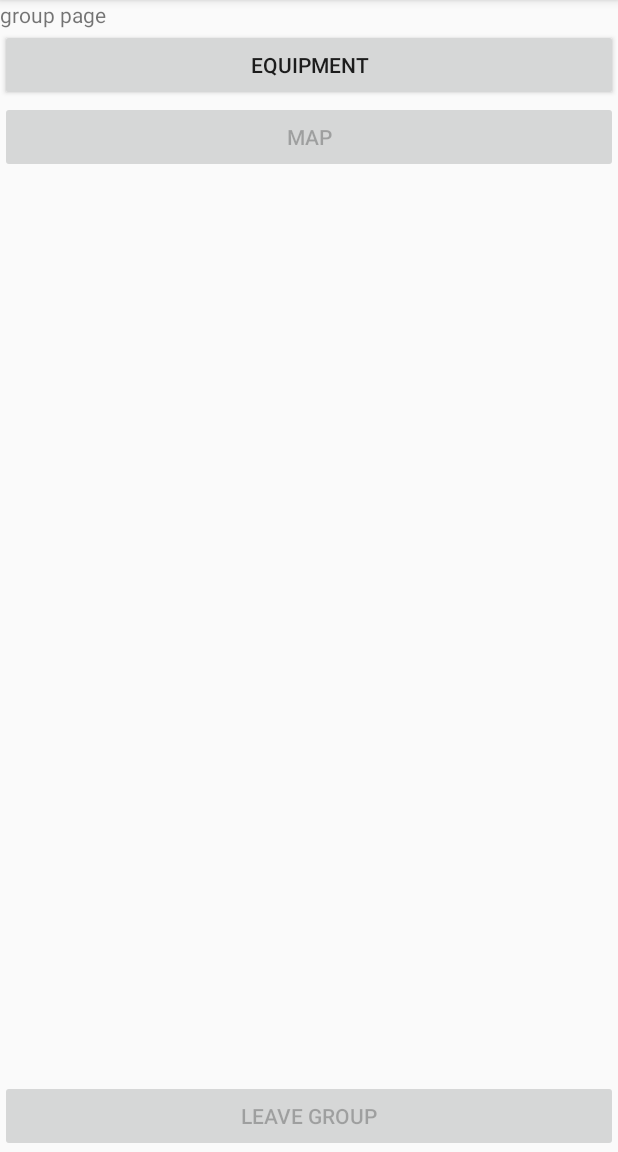
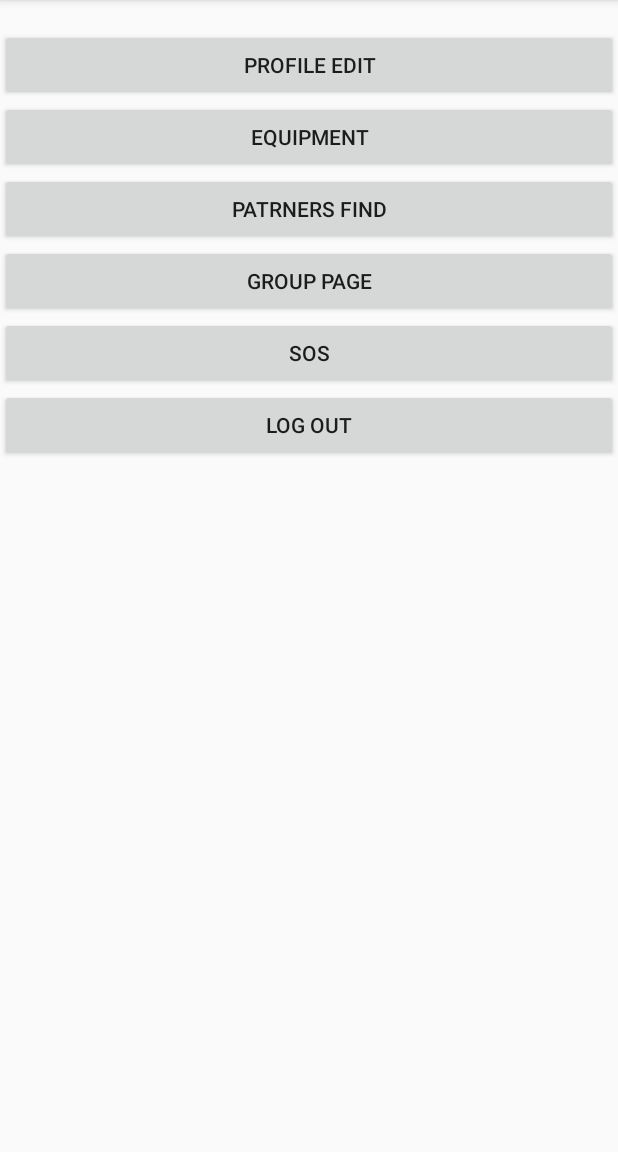
Before and after one commit to guybloo/Apoc, an Android app: the screen it shows after launch once a user with an empty profile is signed in (GroupPage before the commit, UserMenu after it), on a phone screen of 412 x 824 dp, the part 84-1236 px from its top. Run offline under Robolectric (Android 15) with nearby library versions, the phone set to English and light mode, and no system bars; our stand-ins replace Firebase (no records; nobody signed in at launch, a user with empty details on screens opened directly); 7 statements that could not run were skipped.

Commit message:
menu activity, search by status, profile edit and etc..

```diff
--- a/app/src/main/java/com/example/apoc/DB/DBWrapper.java
+++ b/app/src/main/java/com/example/apoc/DB/DBWrapper.java
@@ -57,7 +57,7 @@ public class DBWrapper {
 //        return wrapper;
 //    }
 
-    public void loadItemByIdFromDB(String id) {
+    public void loadItemByIdFromDB(final String id) {
         items.clear();
         db.collection(docName).whereEqualTo(ID, id)
                 .get()
@@ -67,7 +67,7 @@ public class DBWrapper {
                         if (task.isSuccessful()) {
                             for (QueryDocumentSnapshot document : task.getResult()) {
                                 Map<String, Object> item = document.getData();
-                                items.put(String.valueOf(item.get(ID)), parseItem(item));
+                                items.put(id, parseItem(item));
                             }
                             notifyGetSpecific();
                             android.util.Log.println(Log.INFO, "list size", String.valueOf(items.size()));
--- a/app/src/main/java/com/example/apoc/GroupPage.java
+++ b/app/src/main/java/com/example/apoc/GroupPage.java
@@ -25,6 +25,7 @@ import java.util.ArrayList;
 
 public class GroupPage extends AppCompatActivity {
 
+    private final int IMAGE_SIZE = 100;
     public static String USER = "user";
     private User user;
     private Group group;
@@ -117,6 +118,7 @@ public class GroupPage extends AppCompatActivity {
             groupies.add(groupie);
             if (!groupie.getId().equals(user.getId())) {
                 final GroupUserDisplay userDisplay = new GroupUserDisplay(user, groupie, group, this);
+                userDisplay.setImageSize(IMAGE_SIZE);
                 userDisplays.add(userDisplay);
                 userDisplay.addView(grid);
                 userDisplay.setOnDeleteListener(new GroupUserDisplay.onDeleteListener() {
--- a/app/src/main/java/com/example/apoc/MainActivity.java
+++ b/app/src/main/java/com/example/apoc/MainActivity.java
@@ -9,29 +9,15 @@ import android.content.Context;
 import android.content.Intent;
 import android.content.SharedPreferences;
 import android.os.Bundle;
-import android.os.Parcelable;
 import android.preference.PreferenceManager;
-import android.widget.ImageView;
 
-import com.example.apoc.DB.DBItem;
 import com.example.apoc.DB.DBWrapper;
-import com.example.apoc.DB.GroupsDB;
-import com.example.apoc.DB.ItemsDB;
 import com.example.apoc.DB.UsersDB;
-import com.example.apoc.Storage.ImagesDB;
 import com.example.apoc.location.LocationTracker;
-import com.example.apoc.types.Fears;
-import com.example.apoc.types.Group;
-import com.example.apoc.types.Item;
-import com.example.apoc.types.ItemCount;
 import com.example.apoc.types.Navigation;
 import com.example.apoc.types.User;
 import com.google.firebase.auth.FirebaseAuth;
 import com.google.firebase.auth.FirebaseUser;
-
-import java.util.ArrayList;
-import java.util.HashMap;
-import java.util.Map;
 
 public class MainActivity extends AppCompatActivity {
 
@@ -53,114 +39,43 @@ public class MainActivity extends AppCompatActivity {
         setContentView(R.layout.activity_main);
         context = this;
 
-//        FirebaseAuth.getInstance().signOut();
-
-
         location = new LocationTracker(this);
         sp = PreferenceManager.getDefaultSharedPreferences(this.getApplicationContext());
+
+        openPage();
+    }
+
+    private void openPage(){
         firebaseUser = FirebaseAuth.getInstance().getCurrentUser();
 
         if (firebaseUser != null) {
 
             final UsersDB udb = new UsersDB();
-            udb.getAllItems();
-//            udb.loadItemByIdFromDB(firebaseUser.getEmail());
+//            udb.getAllItems();
+            udb.loadItemByIdFromDB(firebaseUser.getEmail());
 
             udb.setDataChangeListener(new DBWrapper.OnDataChangeListener() {
                 @Override
                 public void onGetAll() {
-//                    HashMap<Fears, Double> vals = new HashMap<>();
-//                    for(Fears fears : Fears.values()){
-//                        vals.put(fears,1.0);
-//                    }
-//                    ItemsDB idb = new ItemsDB();
-//                    for( int i = 0; i < 10; i++)
-//                    {
-//                        Item item = new Item(String.valueOf(i),vals);
-//                        idb.addItem(item);
-//                    }
-                    user = (User)udb.getItemById(firebaseUser.getEmail());
-//                    Navigation.openPartnersFind(context, user);
-//                    Navigation.openProfileEdit(context,user);
-//                    Navigation.openItemsEdit(context,false, user,null,null);
-
-                    Navigation.openGroupPage(context, user);
-
-//                    ArrayList<Fears> fears = new ArrayList<>();
-//                    fears.add(Fears.Hurricane);
-//                    fears.add(Fears.Zombies);
-//                    Group group = new Group("we", user.getId(),fears);
-//                    for(DBItem item : new ArrayList<>(udb.getItems().values())){
-//                        group.addMember((User)item);
-//                    }
-//                    GroupsDB db = new GroupsDB();
-//                    db.addItem(group);
-
-
                 }
 
                 @Override
                 public void onGetSpecific() {
-                    user = (User) udb.getItemById(firebaseUser.getEmail());
-                    Navigation.openProfileEdit(context, user);
+                    user = (User)udb.getItemById(firebaseUser.getEmail());
+                    Navigation.openMenu(context, user);
 
                 }
             });
 
         } else {
             Navigation.openRegistration(context);
-
         }
     }
-
     @Override
     public void onActivityResult(int requestCode, int resultCode, Intent data) {
         super.onActivityResult(requestCode, resultCode, data);
-        switch (requestCode) {
-            case (Navigation.REGISTERATION_CODE): {
-                if (resultCode == Activity.RESULT_OK) {
-                    final UsersDB udb = new UsersDB();
-//            udb.getAllItems();
-                    firebaseUser = FirebaseAuth.getInstance().getCurrentUser();
-                    udb.loadItemByIdFromDB(firebaseUser.getEmail());
 
-                    udb.setDataChangeListener(new DBWrapper.OnDataChangeListener() {
-                        @Override
-                        public void onGetAll() {
-
-                        }
-
-                        @Override
-                        public void onGetSpecific() {
-                            user = (User) udb.getItemById(firebaseUser.getEmail());
-                            Navigation.openProfileEdit(context, user);
-
-                        }
-                    });
-
-
-//                    userID = data.getStringExtra(Registration.RES_EMAIL);
-//
-//                    boolean isRegister = data.getBooleanExtra(Registration.RES_IS_REGISTER, true);
-//                    if (isRegister) {
-//
-//                        //send to profile edit
-//                        savePreferences();
-//                    } else {
-//                        // send to main menu
-//                    }
-//                }
-//                break;
-                }
-            }
-            case (Navigation.PROFILE_EDIT_CODE): {
-                Navigation.openPartnersFind( context, user);
-
-            }
-            case (Navigation.PARTNERS_FIND_EDIT_CODE): {
-                Navigation.openPartnersFind(this, user);
-            }
-        }
+        openPage();
     }
 
     @Override
--- a/app/src/main/java/com/example/apoc/Storage/ImagesDB.java
+++ b/app/src/main/java/com/example/apoc/Storage/ImagesDB.java
@@ -2,6 +2,7 @@ package com.example.apoc.Storage;
 
 import android.app.Activity;
 import android.content.Context;
+import android.graphics.Bitmap;
 import android.net.Uri;
 import android.widget.ImageView;
 import android.widget.Toast;
@@ -70,4 +71,7 @@ public class ImagesDB {
     public static void showCircleImage(String path, ImageView imageView, Context context) {
         Glide.with(context).load(path).apply(RequestOptions.circleCropTransform()).into(imageView);
     }
+    public static void showCircleBitmapImage(Bitmap image, ImageView imageView, Context context) {
+        Glide.with(context).load(image).apply(RequestOptions.circleCropTransform()).into(imageView);
+    }
 }
--- /dev/null
+++ b/app/src/main/java/com/example/apoc/UserMenu.java
@@ -0,0 +1,132 @@
+package com.example.apoc;
+
+import androidx.annotation.Nullable;
+import androidx.appcompat.app.AppCompatActivity;
+
+import android.content.Context;
+import android.content.Intent;
+import android.os.Bundle;
+import android.view.View;
+import android.widget.Button;
+import android.widget.GridLayout;
+import android.widget.GridView;
+import android.widget.TextView;
+
+import com.example.apoc.DB.DBWrapper;
+import com.example.apoc.DB.UsersDB;
+import com.example.apoc.types.Group;
+import com.example.apoc.types.GroupUserDisplay;
+import com.example.apoc.types.Navigation;
+import com.example.apoc.types.User;
+import com.example.apoc.types.UserStatus;
+import com.google.firebase.auth.FirebaseAuth;
+
+public class UserMenu extends AppCompatActivity {
+
+    private final int IMAGE_SIZE = 300;
+    public static String USER = "user";
+    private User user;
+    private UsersDB usersDB;
+    private GroupUserDisplay userDisplay;
+
+    @Override
+    protected void onCreate(Bundle savedInstanceState) {
+        super.onCreate(savedInstanceState);
+        setContentView(R.layout.activity_user_menu);
+        user = (User) getIntent().getSerializableExtra(USER);
+
+        usersDB = new UsersDB();
+        usersDB.setDataChangeListener(new DBWrapper.OnDataChangeListener() {
+            @Override
+            public void onGetAll() {
+
+            }
+
+            @Override
+            public void onGetSpecific() {
+                User newUser = (User)usersDB.getItemById(user.getId());
+                if(newUser != null){
+                    user.copyUserDetails(newUser);
+                    userDisplay.updateUserDetails();
+                    ((TextView) findViewById(R.id.menu_nickname)).setText(user.getNickName());
+                }
+            }
+        });
+
+        initializeUI();
+        if (user.getStatus().equals(UserStatus.undefined.name())) {
+            Navigation.openProfileEdit(this, user);
+        }
+
+    }
+
+
+
+    private void showDetails(){
+        userDisplay = new GroupUserDisplay(user, user, new Group("", "", user.getFears()), this);
+        userDisplay.setImageSize(IMAGE_SIZE);
+        userDisplay.addView((GridLayout) findViewById(R.id.menu_user_display));
+
+        ((TextView) findViewById(R.id.menu_nickname)).setText(user.getNickName());
+    }
+
+    private void initializeUI() {
+        final Context context = this;
+
+        showDetails();
+
+        ((Button) findViewById(R.id.menu_edit_profile)).setOnClickListener(new View.OnClickListener() {
+            @Override
+            public void onClick(View v) {
+                Navigation.openProfileEdit(context, user);
+            }
+        });
+
+
+        ((Button) findViewById(R.id.menu_equipment)).setOnClickListener(new View.OnClickListener() {
+            @Override
+            public void onClick(View v) {
+                Navigation.openItemsEdit(context, false, user, null, null);
+            }
+        });
+
+
+        ((Button) findViewById(R.id.menu_partners_find)).setOnClickListener(new View.OnClickListener() {
+            @Override
+            public void onClick(View v) {
+                Navigation.openPartnersFind(context, user);
+            }
+        });
+
+
+        ((Button) findViewById(R.id.menu_group)).setOnClickListener(new View.OnClickListener() {
+            @Override
+            public void onClick(View v) {
+                Navigation.openGroupPage(context, user);
+            }
+        });
+
+        ((Button) findViewById(R.id.menu_log_out)).setOnClickListener(new View.OnClickListener() {
+            @Override
+            public void onClick(View v) {
+                FirebaseAuth.getInstance().signOut();
+                finish();
+            }
+        });
+
+
+        if (user.getIsGrouped() || user.getStatus().equals(UserStatus.loneWolf.name())) {
+            findViewById(R.id.menu_partners_find).setVisibility(View.GONE);
+        }
+
+        if (!user.getIsGrouped() || user.getStatus().equals(UserStatus.loneWolf.name())) {
+            findViewById(R.id.menu_group).setVisibility(View.GONE);
+        }
+    }
+
+    @Override
+    protected void onActivityResult(int requestCode, int resultCode, @Nullable Intent data) {
+        super.onActivityResult(requestCode, resultCode, data);
+        usersDB.loadItemByIdFromDB(user.getId());
+    }
+}
--- a/app/src/main/java/com/example/apoc/types/Group.java
+++ b/app/src/main/java/com/example/apoc/types/Group.java
@@ -76,6 +76,10 @@ public class Group implements DBItem, Serializable {
         return fears;
     }
 
+    public void setFears(ArrayList<Fears> fears) {
+        this.fears = fears;
+    }
+
     @Override
     public String getId() {
         return leader;
--- a/app/src/main/java/com/example/apoc/types/RequestAdapter.java
+++ b/app/src/main/java/com/example/apoc/types/RequestAdapter.java
@@ -99,4 +99,8 @@ public class RequestAdapter extends RecyclerView.Adapter<RequestAdapter.JoinRequ
         return itemsList.size();
     }
 
+    public User getUserByPosition(int position){
+        return itemsList.get(position);
+    }
+
 }
--- /dev/null
+++ b/app/src/main/res/layout/activity_user_menu.xml
@@ -0,0 +1,50 @@
+<?xml version="1.0" encoding="utf-8"?>
+<LinearLayout xmlns:android="http://schemas.android.com/apk/res/android"
+    xmlns:app="http://schemas.android.com/apk/res-auto"
+    xmlns:tools="http://schemas.android.com/tools"
+    android:layout_width="match_parent"
+    android:layout_height="match_parent"
+    tools:context=".UserMenu"
+    android:orientation="vertical">
+    <GridLayout
+        android:id="@+id/menu_user_display"
+        android:layout_width="wrap_content"
+        android:layout_height="wrap_content"
+        android:layout_gravity="center_horizontal"/>
+    <TextView
+        android:id="@+id/menu_nickname"
+        android:layout_width="wrap_content"
+        android:layout_height="wrap_content"/>
+    <Button
+        android:id="@+id/menu_edit_profile"
+        android:layout_width="match_parent"
+        android:layout_height="wrap_content"
+        android:text="profile edit"/>
+    <Button
+        android:id="@+id/menu_equipment"
+        android:layout_width="match_parent"
+        android:layout_height="wrap_content"
+        android:text="equipment"/>
+    <Button
+        android:id="@+id/menu_partners_find"
+        android:layout_width="match_parent"
+        android:layout_height="wrap_content"
+        android:text="patrners find"/>
+    <Button
+        android:id="@+id/menu_group"
+        android:layout_width="match_parent"
+        android:layout_height="wrap_content"
+        android:text="group page"/>
+    <Button
+        android:id="@+id/menu_sos_call"
+        android:layout_width="match_parent"
+        android:layout_height="wrap_content"
+        android:text="sos"/>
+    <Button
+        android:id="@+id/menu_log_out"
+        android:layout_width="match_parent"
+        android:layout_height="wrap_content"
+        android:text="log out"/>
+
+
+</LinearLayout>
```
Also changed, not shown: app/src/main/AndroidManifest.xml (+5 -10 lines), app/src/main/java/com/example/apoc/JoinRequests.java (+20 -3 lines), app/src/main/java/com/example/apoc/PartnersFind.java (+16 -8 lines), app/src/main/java/com/example/apoc/ProfileEdit.java (+54 -22 lines), app/src/main/java/com/example/apoc/types/GroupUserDisplay.java (+12 -7 lines), app/src/main/java/com/example/apoc/types/Navigation.java (+17 -10 lines), app/src/main/java/com/example/apoc/types/User.java (+10 -0 lines).
